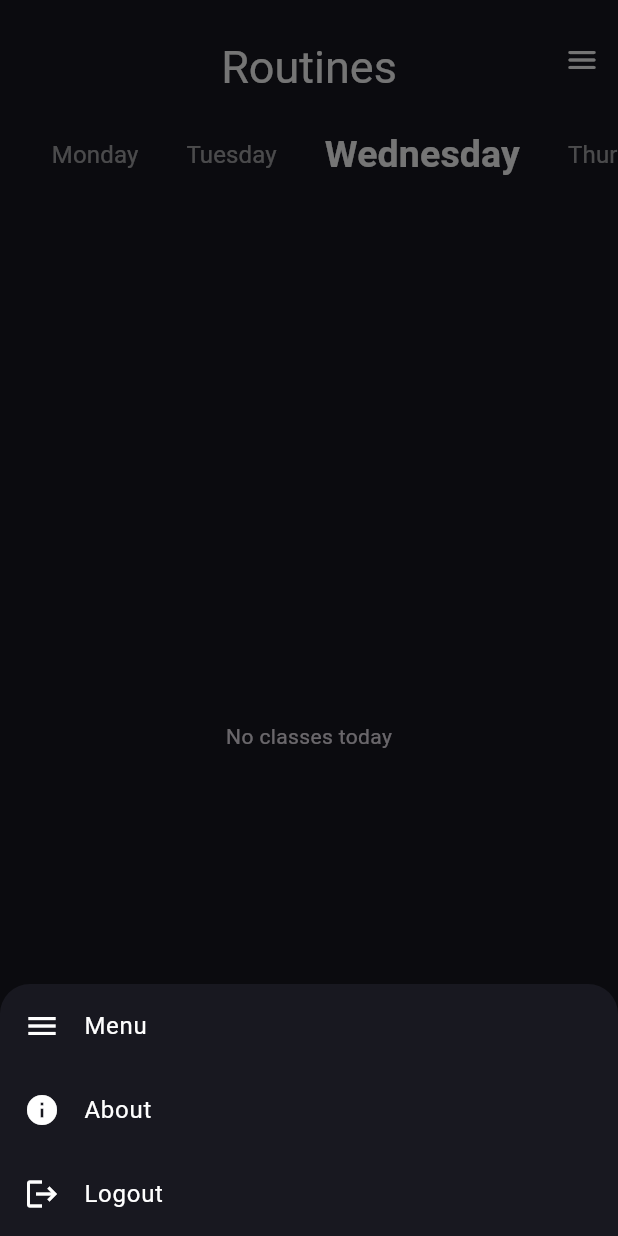
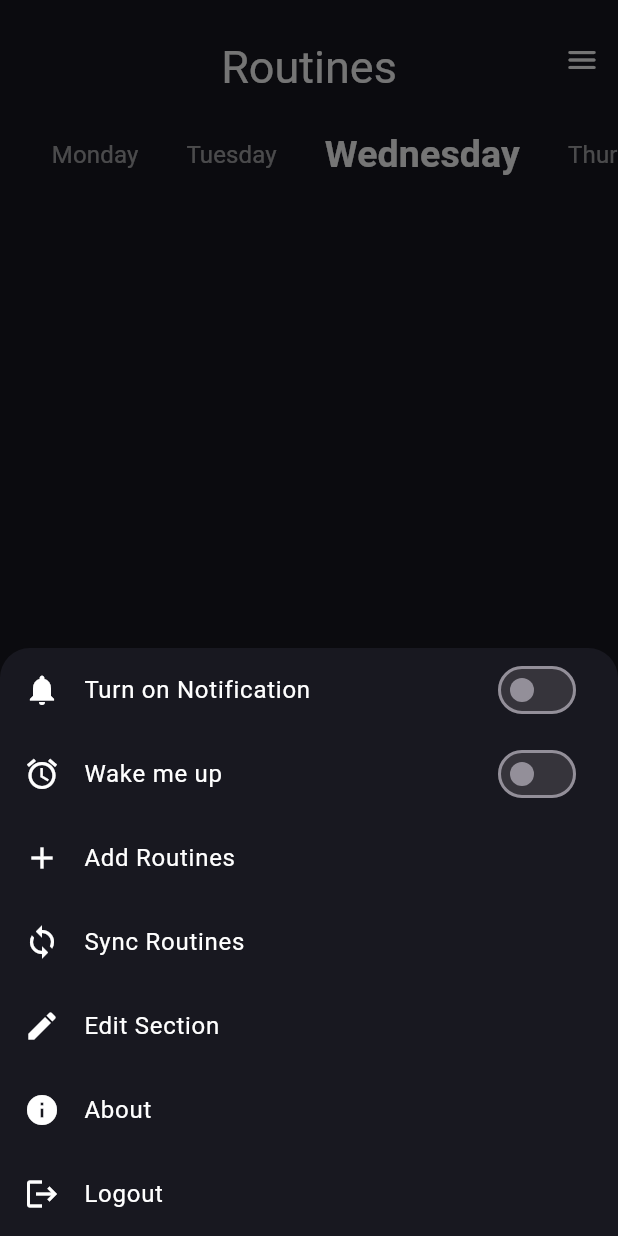
Before and after one commit to rohankarn35/Routines, a Flutter app: the Mainpage screen opened by its route, after a tap on the "menu" icon, on a phone screen of 412 x 824 dp. Run offline on Flutter 3.47's test engine with Material 3 defaults, Android fonts, the light colour scheme and no system bars; our stand-ins replace bloc, dio, dropdown_button2, flutter_animate, flutter_bloc, fluttertoast and 9 more; missing offline and left inert: alarm, flutter_ringtone_player, flutter_system_ringtones; accounts and stored records are empty.

Commit message:
Tested Alarm Feature

```diff
--- a/lib/core/utils/toastbar.dart
+++ b/lib/core/utils/toastbar.dart
@@ -9,6 +9,5 @@ void showToast(String message, Color colors) {
     backgroundColor: colors,
     textColor: Colors.white,
     fontSize: 16.0,
-
   );
 }
--- a/lib/features/auth/domain/repository/auth_repository.dart
+++ b/lib/features/auth/domain/repository/auth_repository.dart
@@ -1,4 +1,3 @@
-import 'package:flutter/material.dart';
 import 'package:fpdart/fpdart.dart';
 import 'package:routines/core/cubits/user_entity/userEntity.dart';
 import 'package:routines/core/error/failure.dart';
--- a/lib/features/auth/presentation/pages/configPage.dart
+++ b/lib/features/auth/presentation/pages/configPage.dart
@@ -1,7 +1,5 @@
 import 'package:flutter/material.dart';
 import 'package:flutter_bloc/flutter_bloc.dart';
-import 'package:routines/core/cubits/user_entity/scheduleJson.dart';
-import 'package:routines/core/cubits/user_entity/subjectTeacher.dart';
 import 'package:routines/core/hiveUtils/uploadUsertoHIve.dart';
 import 'package:routines/core/utils/scheduleService.dart';
 import 'package:routines/features/auth/presentation/bloc/auth_bloc.dart';
--- a/lib/features/main/presentation/bloc/routine_bloc.dart
+++ b/lib/features/main/presentation/bloc/routine_bloc.dart
@@ -1,5 +1,8 @@
+import 'dart:async';
+
 import 'package:bloc/bloc.dart';
 import 'package:flutter/material.dart';
+import 'package:intl/intl.dart';
 import 'package:meta/meta.dart';
 import 'package:routines/core/hiveUtils/boxes.dart';
 import 'package:routines/core/utils/toastbar.dart';
@@ -8,6 +11,7 @@ part 'routine_event.dart';
 part 'routine_state.dart';
 
 class RoutineBloc extends Bloc<RoutineEvent, RoutineState> {
+  Timer? _timer;
   RoutineBloc() : super(RoutineInitial()) {
     on<LoadDataFromHiveEvent>((event, emit) {
       try {
--- a/lib/features/main/presentation/bloc/routine_event.dart
+++ b/lib/features/main/presentation/bloc/routine_event.dart
@@ -8,3 +8,5 @@ final class LoadDataFromHiveEvent extends RoutineEvent {
 
   LoadDataFromHiveEvent({required this.day});
 }
+
+final class RoutineAlarmTimeClockEvent extends RoutineEvent {}
--- a/lib/features/main/presentation/bloc/routine_state.dart
+++ b/lib/features/main/presentation/bloc/routine_state.dart
@@ -20,3 +20,9 @@ final class RoutineLoadFromHiveState extends RoutineState {
 }
 
 final class RoutineNoClassState extends RoutineState {}
+
+final class RoutineAlarmClockState extends RoutineState {
+  final String timeStamp;
+
+  RoutineAlarmClockState({required this.timeStamp});
+}
--- /dev/null
+++ b/lib/features/main/presentation/pages/widgets/customListtile.dart
@@ -0,0 +1,20 @@
+import 'package:flutter/material.dart';
+
+class CustomListTile {
+  static Widget customListTile(
+      IconData icon, String title, GestureTapCallback onTap,
+      {Widget? trailing}) {
+    return ListTile(
+      leading: Icon(
+        icon,
+        color: Colors.white,
+      ),
+      title: Text(
+        title,
+        style: TextStyle(color: Colors.white),
+      ),
+      trailing: trailing ?? null,
+      onTap: onTap,
+    );
+  }
+}
--- a/lib/features/main/presentation/pages/widgets/mainBottonSheet.dart
+++ b/lib/features/main/presentation/pages/widgets/mainBottonSheet.dart
@@ -1,4 +1,5 @@
 import 'package:flutter/material.dart';
+import 'package:routines/features/main/presentation/pages/widgets/customListtile.dart';
 
 class MainBottomSheet {
   static void mainshowModalBottomSheet(BuildContext context) {
@@ -14,31 +15,26 @@ class MainBottomSheet {
         return Column(
           mainAxisSize: MainAxisSize.min,
           children: [
-            ListTile(
-              leading: const Icon(Icons.menu, color: Colors.white),
-              title: const Text('Menu', style: TextStyle(color: Colors.white)),
-              onTap: () {
-                // Handle Menu tap
-                Navigator.pop(context);
-              },
-            ),
-            ListTile(
-              leading: const Icon(Icons.info, color: Colors.white),
-              title: const Text('About', style: TextStyle(color: Colors.white)),
-              onTap: () {
-                // Handle About tap
-                Navigator.pop(context);
-              },
-            ),
-            ListTile(
-              leading: const Icon(Icons.logout, color: Colors.white),
-              title:
-                  const Text('Logout', style: TextStyle(color: Colors.white)),
-              onTap: () {
-                // Handle Logout tap
-                Navigator.pop(context);
-              },
-            ),
+            CustomListTile.customListTile(
+                Icons.notifications, "Turn on Notification", () {},
+                trailing: Switch(
+                    activeColor: Colors.green.shade600,
+                    value: false,
+                    onChanged: (bool val) {
+                      val = !val;
+                    })),
+            CustomListTile.customListTile(Icons.alarm, "Wake me up", () {},
+                trailing: Switch(
+                    activeColor: Colors.green.shade600,
+                    value: false,
+                    onChanged: (bool val) {
+                      val = !val;
+                    })),
+            CustomListTile.customListTile(Icons.add, "Add Routines", () {}),
+            CustomListTile.customListTile(Icons.sync, "Sync Routines", () {}),
+            CustomListTile.customListTile(Icons.edit, "Edit Section", () {}),
+            CustomListTile.customListTile(Icons.info, "About", () {}),
+            CustomListTile.customListTile(Icons.logout, "Logout", () {}),
           ],
         );
       },
--- a/lib/injection.dart
+++ b/lib/injection.dart
@@ -1,3 +1,5 @@
+import 'package:alarm/alarm.dart';
+import 'package:flutter_ringtone_player/flutter_ringtone_player.dart';
 import 'package:get_it/get_it.dart';
 import 'package:routines/core/cubits/appUser/app_user_cubit.dart';
 import 'package:routines/features/auth/data/datasource/auth_remote_data_source.dart';
@@ -18,6 +20,7 @@ final serviceLocator = GetIt.instance;
 Future<void> initDependencies() async {
   _initAuth();
   _initMain();
+
   serviceLocator.registerLazySingleton(() => AppUserCubit());
 }
 
```
Also changed, not shown: lib/features/auth/data/datasource/auth_remote_data_source.dart (+2 -6 lines), lib/features/main/presentation/pages/mainAlarmPage.dart (added, +68 -0 lines), lib/features/main/presentation/pages/notification.dart (added, +165 -0 lines), lib/features/main/presentation/pages/widgets/clockWidget.dart (added, +19 -0 lines), lib/features/main/presentation/pages/widgets/shakingAlarmIcon.dart (added, +54 -0 lines), lib/main.dart (+12 -3 lines), pubspec.yaml (+11 -0 lines), lib/features/main/data/datasource/main_local_data_source.dart (added), pubspec.lock, 7 other files.
